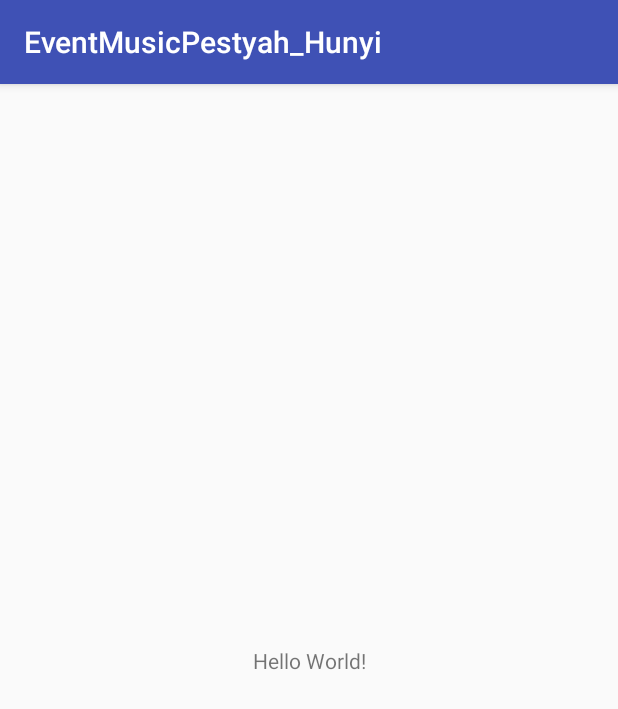
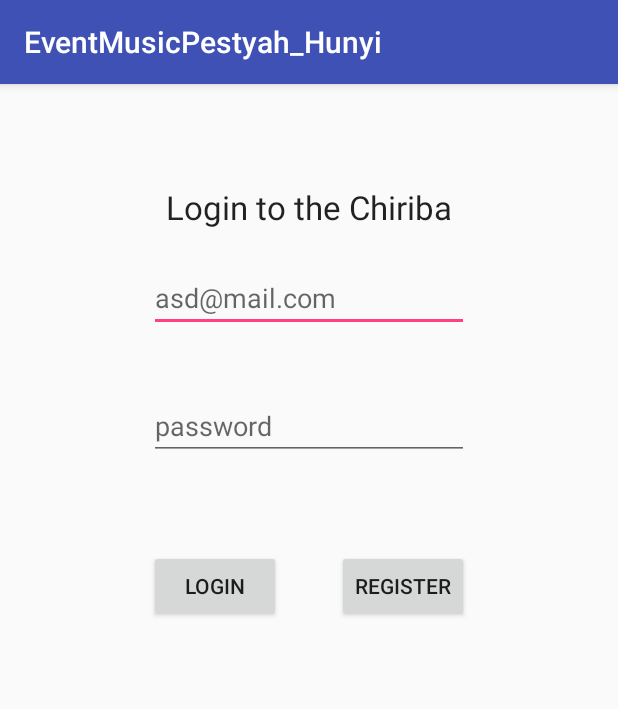
Before and after one commit to istvan73/MusicEventViewer, an Android app: the screen it shows after launch (MainActivity before the commit, LoginActivity after it), on a phone screen of 412 x 824 dp. Shown: the top 709 px of the screen. Run offline under Robolectric (Android 15) with nearby library versions, the phone set to English and light mode, and no system bars; our stand-ins replace Firebase (no records; nobody signed in at launch, a user with empty details on screens opened directly).

Commit message:
This is for login -> just a basic project with activity...

```diff
--- a/app/src/main/AndroidManifest.xml
+++ b/app/src/main/AndroidManifest.xml
@@ -11,7 +11,7 @@
         android:roundIcon="@mipmap/ic_launcher_round"
         android:supportsRtl="true"
         android:theme="@style/AppTheme">
-        <activity android:name=".MainActivity">
+        <activity android:name=".LoginActivity">
             <intent-filter>
                 <action android:name="android.intent.action.MAIN" />
 
--- /dev/null
+++ b/app/src/main/java/com/example/dell_5548/eventmusicpestyah_hunyi/LoginActivity.java
@@ -0,0 +1,104 @@
+package com.example.dell_5548.eventmusicpestyah_hunyi;
+
+import android.support.annotation.NonNull;
+import android.support.v7.app.AppCompatActivity;
+import android.os.Bundle;
+import android.text.TextUtils;
+import android.util.Log;
+import android.view.View;
+import android.widget.Button;
+import android.widget.EditText;
+import android.widget.ProgressBar;
+import android.widget.RelativeLayout;
+import android.widget.Toast;
+
+import com.google.android.gms.tasks.OnCompleteListener;
+import com.google.android.gms.tasks.Task;
+import com.google.firebase.auth.AuthResult;
+import com.google.firebase.auth.FirebaseAuth;
+
+public class LoginActivity extends AppCompatActivity implements View.OnClickListener {
+
+    private Button mLoginBT;
+    private EditText mEmailET;
+    private EditText mPasswordET;
+
+    private FirebaseAuth mFirebaseAuth;
+    private ProgressBar progressBar;
+
+    @Override
+    protected void onCreate(Bundle savedInstanceState) {
+        super.onCreate(savedInstanceState);
+        setContentView(R.layout.activity_login);
+
+        mFirebaseAuth = FirebaseAuth.getInstance();
+
+        RelativeLayout layout = findViewById(R.id.registerRL);
+        mLoginBT = (Button) findViewById(R.id.registerBT);
+        mEmailET = (EditText) findViewById(R.id.emailET);
+        mPasswordET = (EditText) findViewById(R.id.passwordET);
+
+        mLoginBT.setOnClickListener(new View.OnClickListener() {
+            @Override
+            public void onClick(View v) {
+                Log.i("SIGN", "IM IN ON CLICK LISTENER!");
+                loginUser();
+            }
+        });
+
+        progressBar = new ProgressBar(this, null, android.R.attr.progressBarStyleLarge);
+        RelativeLayout.LayoutParams params = new RelativeLayout.LayoutParams(100, 100);
+        params.addRule(RelativeLayout.CENTER_IN_PARENT);
+        layout.addView(progressBar, params);
+        progressBar.setVisibility(View.GONE);     // To Hide ProgressBar
+    }
+
+    public void onClick(View view) {
+        Log.i("SIGN", "IM IN REGISTER-USER");
+        Log.i("SI", "IM IN REGISTER-USER");
+
+        if (view == mLoginBT) {
+            loginUser();
+        }
+    }
+
+    private void loginUser() {
+        Log.i("SIGN", "IM IN REGISTER-USER");
+        String emailStr = mEmailET.getText().toString().trim();
+        String passwordStr = mPasswordET.getText().toString().trim();
+
+        Log.i("SIGN", "Email: " + emailStr + "|pass:" + passwordStr);
+        if (TextUtils.isEmpty(emailStr)) {
+            // the email field is empty
+            Toast.makeText(this, "Please fill in the Email field.", Toast.LENGTH_SHORT).show();
+            return;
+        }
+        if (TextUtils.isEmpty(passwordStr)) {
+            // the email field is empty
+            Toast.makeText(this, "Please fill in the Password field.", Toast.LENGTH_SHORT).show();
+            return;
+        }
+        // everything it's okay
+
+        progressBar.setVisibility(View.VISIBLE);  //To show ProgressBar
+
+        mFirebaseAuth.signInWithEmailAndPassword(emailStr, passwordStr)
+                .addOnCompleteListener(this, new OnCompleteListener<AuthResult>() {
+                    @Override
+                    public void onComplete(@NonNull Task<AuthResult> task) {
+                        if (task.isSuccessful()) {
+                            // successfull registering
+                            Toast.makeText(LoginActivity.this, "Success ;)!", Toast.LENGTH_SHORT).show();
+                        } else {
+                            Toast.makeText(LoginActivity.this, "Login failed, please try again(later) -.-", Toast.LENGTH_SHORT).show();
+                        }
+                    }
+                });
+        try {
+            Thread.sleep(500);
+        } catch (InterruptedException e) {
+            e.printStackTrace();
+        }
+        progressBar.setVisibility(View.GONE);     // To Hide ProgressBar
+    }
+}
--- a/app/src/main/java/com/example/dell_5548/eventmusicpestyah_hunyi/MainActivity.java
+++ /dev/null
@@ -1,13 +0,0 @@
-package com.example.dell_5548.eventmusicpestyah_hunyi;
-
-import android.support.v7.app.AppCompatActivity;
-import android.os.Bundle;
-
-public class MainActivity extends AppCompatActivity {
-
-    @Override
-    protected void onCreate(Bundle savedInstanceState) {
-        super.onCreate(savedInstanceState);
-        setContentView(R.layout.activity_main);
-    }
-}
--- /dev/null
+++ b/app/src/main/res/layout/activity_login.xml
@@ -0,0 +1,59 @@
+<?xml version="1.0" encoding="utf-8"?>
+<RelativeLayout xmlns:android="http://schemas.android.com/apk/res/android"
+    xmlns:app="http://schemas.android.com/apk/res-auto"
+    xmlns:tools="http://schemas.android.com/tools"
+    android:layout_width="match_parent"
+    android:layout_height="match_parent"
+    android:id="@+id/registerRL"
+    tools:context="com.example.dell_5548.eventmusicpestyah_hunyi.LoginActivity">
+
+
+    <EditText
+        android:id="@+id/emailET"
+        android:layout_width="wrap_content"
+        android:layout_height="wrap_content"
+        android:layout_alignParentTop="true"
+        android:layout_centerHorizontal="true"
+        android:layout_marginTop="120dp"
+        android:ems="10"
+        android:hint="asd@mail.com"
+        android:inputType="textEmailAddress" />
+
+    <EditText
+        android:id="@+id/passwordET"
+        android:layout_width="wrap_content"
+        android:layout_height="wrap_content"
+        android:layout_alignStart="@+id/emailET"
+        android:layout_below="@+id/emailET"
+        android:layout_marginTop="40dp"
+        android:ems="10"
+        android:hint="password"
+        android:inputType="textPassword" />
+
+    <Button
+        android:id="@+id/loginBT"
+        android:layout_width="wrap_content"
+        android:layout_height="wrap_content"
+        android:layout_alignStart="@+id/passwordET"
+        android:layout_below="@+id/passwordET"
+        android:layout_marginTop="60dp"
+        android:text="@string/login_bt" />
+
+    <Button
+        android:id="@+id/registerBT"
+        android:layout_width="wrap_content"
+        android:layout_height="wrap_content"
+        android:layout_alignEnd="@+id/passwordET"
+        android:layout_alignTop="@+id/loginBT"
+        android:text="@string/register_bt" />
+
+    <TextView
+        android:id="@+id/textView"
+        android:layout_width="wrap_content"
+        android:layout_height="wrap_content"
+        android:layout_alignParentTop="true"
+        android:layout_centerHorizontal="true"
+        android:layout_marginTop="67dp"
+        android:text="Login to the Chiriba"
+        android:textAppearance="@style/TextAppearance.AppCompat.Large" />
+</RelativeLayout>
--- a/app/src/main/res/layout/activity_main.xml
+++ /dev/null
@@ -1,18 +0,0 @@
-<?xml version="1.0" encoding="utf-8"?>
-<android.support.constraint.ConstraintLayout xmlns:android="http://schemas.android.com/apk/res/android"
-    xmlns:app="http://schemas.android.com/apk/res-auto"
-    xmlns:tools="http://schemas.android.com/tools"
-    android:layout_width="match_parent"
-    android:layout_height="match_parent"
-    tools:context="com.example.dell_5548.eventmusicpestyah_hunyi.MainActivity">
-
-    <TextView
-        android:layout_width="wrap_content"
-        android:layout_height="wrap_content"
-        android:text="Hello World!"
-        app:layout_constraintBottom_toBottomOf="parent"
-        app:layout_constraintLeft_toLeftOf="parent"
-        app:layout_constraintRight_toRightOf="parent"
-        app:layout_constraintTop_toTopOf="parent" />
-
-</android.support.constraint.ConstraintLayout>
--- a/app/src/main/res/values/strings.xml
+++ b/app/src/main/res/values/strings.xml
@@ -1,3 +1,10 @@
 <resources>
     <string name="app_name">EventMusicPestyah_Hunyi</string>
+
+    <string name="email_text">Email</string>
+    <string name="passw_text">Password</string>
+
+    <string name="login_bt">Login</string>
+    <string name="register_bt">Register</string>
+
 </resources>
```
